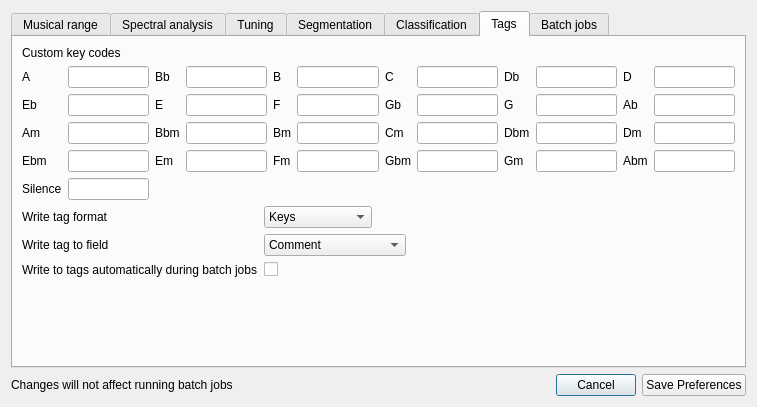
First picture: the form in prefsdialog.ui, repository ibsh/is_KeyFinder, before the edit.
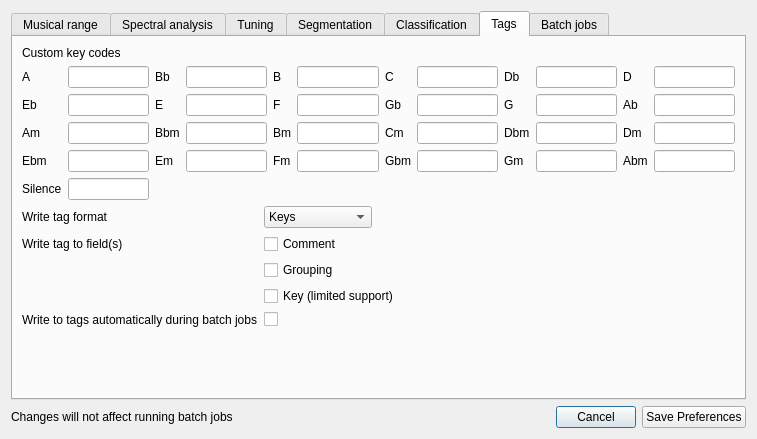
Second picture: the form after the edit. The open tabs and pages were chosen to show the change.

Commit message: Write to multiple tags, skip pre-tagged files

Patch:
```diff
--- a/prefsdialog.ui
+++ b/prefsdialog.ui
@@ -10,7 +10,7 @@
     <x>0</x>
     <y>0</y>
     <width>757</width>
-    <height>407</height>
+    <height>439</height>
    </rect>
   </property>
   <property name="windowTitle">
@@ -1590,45 +1590,61 @@
           </widget>
          </item>
          <item row="1" column="0">
-          <widget class="QLabel" name="lbl_tagField">
+          <widget class="QLabel" name="lbl_writeToTagComment">
            <property name="text">
-            <string>Write tag to field</string>
+            <string>Write tag to field(s)</string>
            </property>
           </widget>
          </item>
          <item row="1" column="1">
-          <widget class="QComboBox" name="tagField">
-           <item>
+          <widget class="QCheckBox" name="writeToTagComment">
             <property name="text">
              <string>Comment</string>
             </property>
-           </item>
-           <item>
+          </widget>
+         </item>
+         <item row="2" column="1">
+          <widget class="QCheckBox" name="writeToTagGrouping">
             <property name="text">
              <string>Grouping</string>
             </property>
-           </item>
-           <item>
+          </widget>
+         </item>
+         <item row="3" column="1">
+          <widget class="QCheckBox" name="writeToTagKey">
             <property name="text">
              <string>Key (limited support)</string>
             </property>
-           </item>
           </widget>
          </item>
-         <item row="2" column="0">
+         <item row="4" column="0">
           <widget class="QLabel" name="lbl_writeTagsAutomatically">
            <property name="text">
             <string>Write to tags automatically during batch jobs</string>
            </property>
           </widget>
          </item>
-         <item row="2" column="1">
+         <item row="4" column="1">
           <widget class="QCheckBox" name="writeTagsAutomatically">
            <property name="text">
             <string/>
            </property>
           </widget>
          </item>
+         <item row="2" column="0">
+          <widget class="QLabel" name="lbl_writeToTagGrouping">
+           <property name="text">
+            <string/>
+           </property>
+          </widget>
+         </item>
+         <item row="3" column="0">
+          <widget class="QLabel" name="writeToTagKey_2">
+           <property name="text">
+            <string/>
+           </property>
+          </widget>
+         </item>
         </layout>
        </item>
        <item>
@@ -1668,6 +1684,20 @@
          </property>
         </widget>
        </item>
+       <item row="1" column="1">
+        <widget class="QCheckBox" name="skipFilesWithExistingTags">
+         <property name="text">
+          <string/>
+         </property>
+        </widget>
+       </item>
+       <item row="1" column="0">
+        <widget class="QLabel" name="lbl_skipFilesWithExistingTags">
+         <property name="text">
+          <string>Skip files with existing data in relevant tags</string>
+         </property>
+        </widget>
+       </item>
       </layout>
      </widget>
     </widget>
```
Lines whose indentation alone changed are shown as unchanged. The commit also changes 8 other files.
